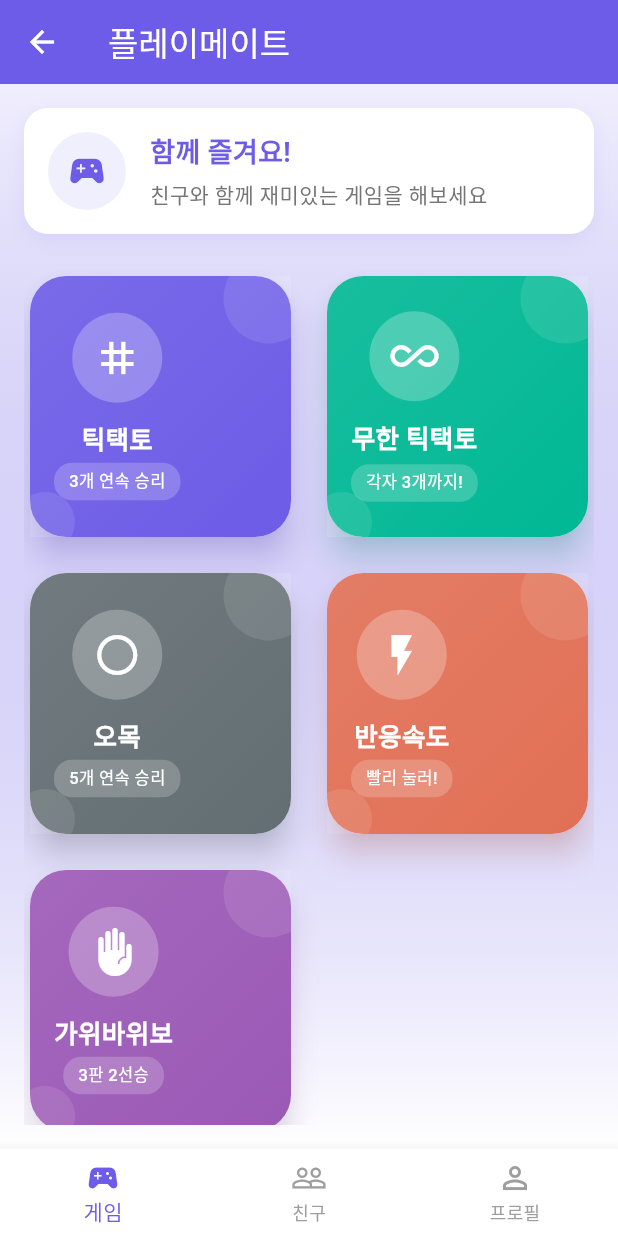
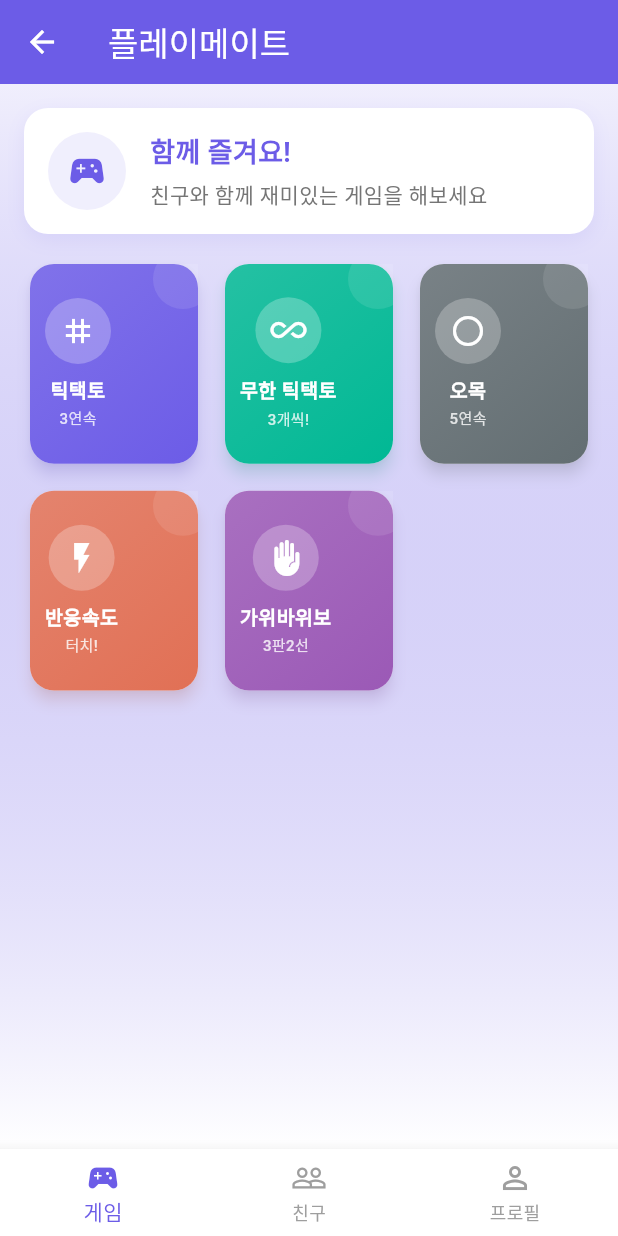
Before and after one commit to Kim-Jiny/Minigame, a Flutter app: the LobbyScreen screen opened by its route, on a phone screen of 412 x 824 dp. Run offline on Flutter 3.47's test engine with Material 3 defaults, Android fonts, the phone set to English and light mode, and no system bars; our stand-ins replace google_sign_in, shared_preferences, sign_in_with_apple, socket_io_client; missing offline and left inert: kakao_flutter_sdk_user; accounts and stored records are empty; network calls fail.

Commit message:
UI개선

```diff
--- a/app/lib/screens/lobby_screen.dart
+++ b/app/lib/screens/lobby_screen.dart
@@ -261,19 +261,20 @@ class _LobbyScreenState extends State<LobbyScreen> {
                 ],
               ),
             ),
-            const SizedBox(height: 24),
+            const SizedBox(height: 16),
 
             // 게임 목록
             Expanded(
               child: GridView.count(
-                crossAxisCount: 2,
-                crossAxisSpacing: 16,
-                mainAxisSpacing: 16,
+                crossAxisCount: 3,
+                crossAxisSpacing: 10,
+                mainAxisSpacing: 10,
+                childAspectRatio: 0.85,
                 children: [
                   _buildGameCard(
                     context,
                     title: '틱택토',
-                    subtitle: '3개 연속 승리',
+                    subtitle: '3연속',
                     icon: Icons.grid_3x3,
                     color: const Color(0xFF6C5CE7),
                     route: '/game/tictactoe',
@@ -281,7 +282,7 @@ class _LobbyScreenState extends State<LobbyScreen> {
                   _buildGameCard(
                     context,
                     title: '무한 틱택토',
-                    subtitle: '각자 3개까지!',
+                    subtitle: '3개씩!',
                     icon: Icons.all_inclusive,
                     color: const Color(0xFF00B894),
                     route: '/game/infinite_tictactoe',
@@ -289,7 +290,7 @@ class _LobbyScreenState extends State<LobbyScreen> {
                   _buildGameCard(
                     context,
                     title: '오목',
-                    subtitle: '5개 연속 승리',
+                    subtitle: '5연속',
                     icon: Icons.circle_outlined,
                     color: const Color(0xFF636E72),
                     route: '/game/gomoku',
@@ -297,7 +298,7 @@ class _LobbyScreenState extends State<LobbyScreen> {
                   _buildGameCard(
                     context,
                     title: '반응속도',
-                    subtitle: '빨리 눌러!',
+                    subtitle: '터치!',
                     icon: Icons.flash_on,
                     color: const Color(0xFFE17055),
                     route: '/game/reaction',
@@ -305,7 +306,7 @@ class _LobbyScreenState extends State<LobbyScreen> {
                   _buildGameCard(
                     context,
                     title: '가위바위보',
-                    subtitle: '3판 2선승',
+                    subtitle: '3판2선',
                     icon: Icons.front_hand,
                     color: const Color(0xFF9B59B6),
                     route: '/game/rps',
@@ -329,10 +330,10 @@ class _LobbyScreenState extends State<LobbyScreen> {
     bool enabled = true,
   }) {
     return Card(
-      elevation: enabled ? 8 : 1,
-      shadowColor: enabled ? color.withValues(alpha: 0.4) : Colors.transparent,
+      elevation: enabled ? 4 : 1,
+      shadowColor: enabled ? color.withValues(alpha: 0.3) : Colors.transparent,
       shape: RoundedRectangleBorder(
-        borderRadius: BorderRadius.circular(24),
+        borderRadius: BorderRadius.circular(16),
       ),
       child: InkWell(
         onTap: enabled && route != null
@@ -340,16 +341,16 @@ class _LobbyScreenState extends State<LobbyScreen> {
                 Navigator.pushNamed(context, route);
               }
             : null,
-        borderRadius: BorderRadius.circular(24),
+        borderRadius: BorderRadius.circular(16),
         child: Container(
           decoration: BoxDecoration(
-            borderRadius: BorderRadius.circular(24),
+            borderRadius: BorderRadius.circular(16),
             gradient: enabled
                 ? LinearGradient(
                     begin: Alignment.topLeft,
                     end: Alignment.bottomRight,
                     colors: [
-                      color.withValues(alpha: 0.9),
+                      color.withValues(alpha: 0.85),
                       color,
                     ],
                   )
@@ -358,23 +359,11 @@ class _LobbyScreenState extends State<LobbyScreen> {
           ),
           child: Stack(
             children: [
-              // 배경 장식 원들
-              if (enabled) ...[
+              // 배경 장식
+              if (enabled)
                 Positioned(
-                  right: -15,
-                  top: -15,
-                  child: Container(
-                    width: 60,
-                    height: 60,
-                    decoration: BoxDecoration(
-                      shape: BoxShape.circle,
-                      color: Colors.white.withValues(alpha: 0.1),
-                    ),
-                  ),
-                ),
-                Positioned(
-                  left: -10,
-                  bottom: -10,
+                  right: -10,
+                  top: -10,
                   child: Container(
                     width: 40,
                     height: 40,
@@ -384,15 +373,14 @@ class _LobbyScreenState extends State<LobbyScreen> {
                     ),
                   ),
                 ),
-              ],
               // 내용
               Padding(
-                padding: const EdgeInsets.all(16),
+                padding: const EdgeInsets.all(10),
                 child: Column(
                   mainAxisAlignment: MainAxisAlignment.center,
                   children: [
                     Container(
-                      padding: const EdgeInsets.all(14),
+                      padding: const EdgeInsets.all(10),
                       decoration: BoxDecoration(
                         color: enabled
                             ? Colors.white.withValues(alpha: 0.25)
@@ -401,35 +389,31 @@ class _LobbyScreenState extends State<LobbyScreen> {
                       ),
                       child: Icon(
                         icon,
-                        size: 32,
+                        size: 24,
                         color: enabled ? Colors.white : Colors.grey,
                       ),
                     ),
-                    const SizedBox(height: 12),
+                    const SizedBox(height: 8),
                     Text(
                       title,
                       style: TextStyle(
-                        fontSize: 17,
+                        fontSize: 13,
                         fontWeight: FontWeight.bold,
                         color: enabled ? Colors.white : Colors.grey,
                       ),
+                      textAlign: TextAlign.center,
+                      maxLines: 1,
+                      overflow: TextOverflow.ellipsis,
                     ),
-                    const SizedBox(height: 4),
-                    Container(
-                      padding: const EdgeInsets.symmetric(horizontal: 10, vertical: 4),
-                      decoration: BoxDecoration(
+                    const SizedBox(height: 2),
+                    Text(
+                      subtitle,
+                      style: TextStyle(
+                        fontSize: 10,
+                        fontWeight: FontWeight.w500,
                         color: enabled
-                            ? Colors.white.withValues(alpha: 0.2)
-                            : Colors.grey.shade200,
-                        borderRadius: BorderRadius.circular(12),
-                      ),
-                      child: Text(
-                        subtitle,
-                        style: TextStyle(
-                          fontSize: 11,
-                          fontWeight: FontWeight.w500,
-                          color: enabled ? Colors.white : Colors.grey,
-                        ),
+                            ? Colors.white.withValues(alpha: 0.8)
+                            : Colors.grey,
                       ),
                     ),
                   ],
```
